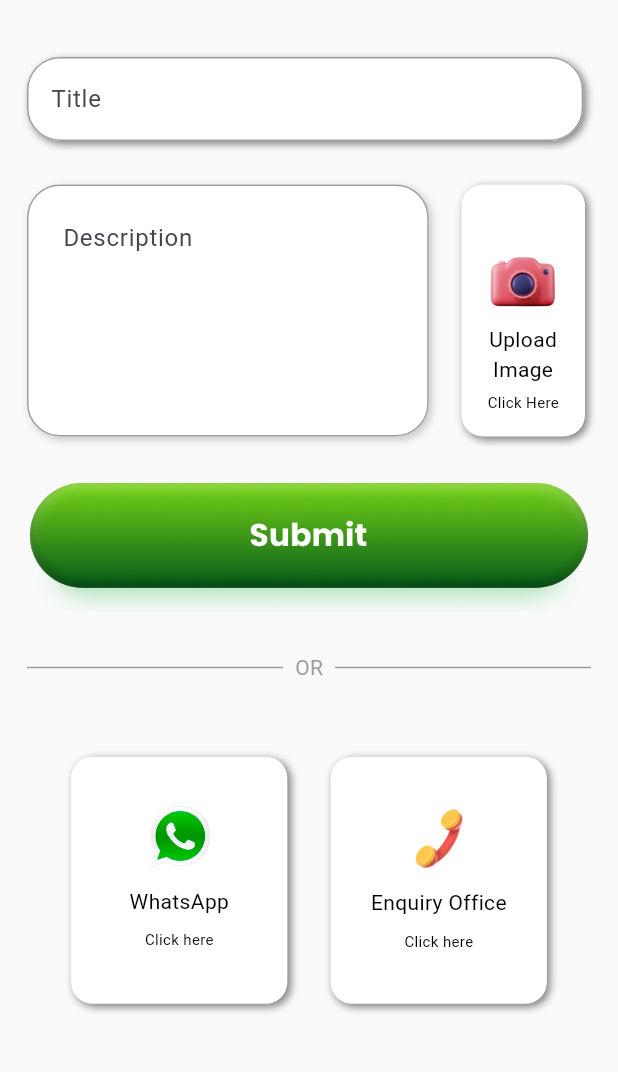
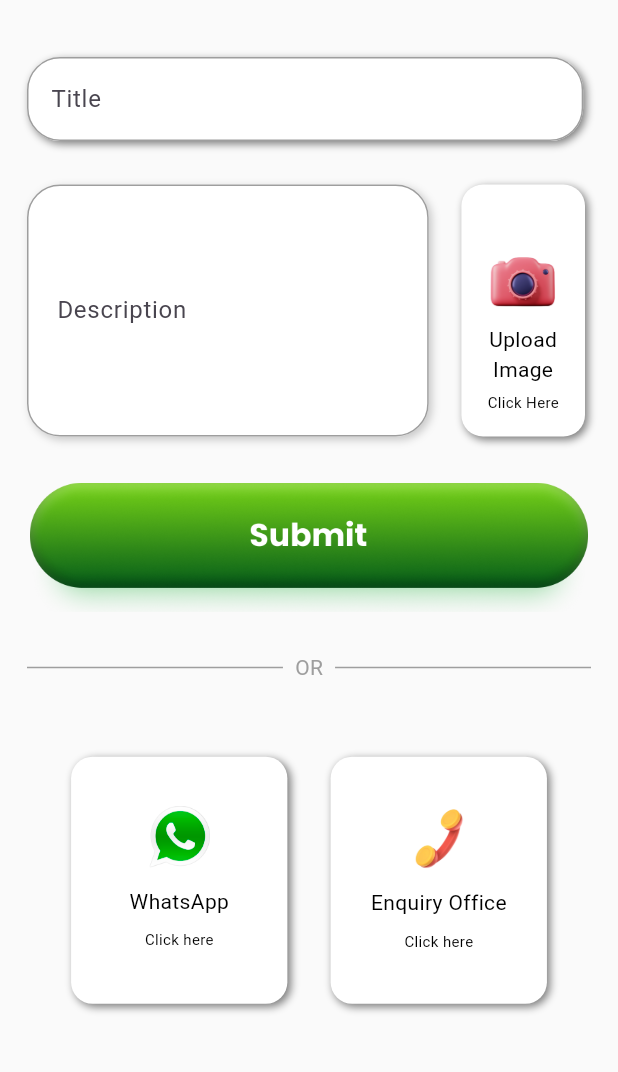
Before and after one commit to AnshGit-hash/Trusir, a Flutter app: the ParentsDoubtScreen screen opened directly, on a phone screen of 412 x 824 dp, the part 90-1162 px from its top. Run offline on Flutter 3.47's test engine with Material 3 defaults, Android fonts, the phone set to English and light mode, and no system bars; our stand-ins replace device_info_plus, dio, flutter_image_compress, flutter_local_notifications, fluttertoast, google_fonts and 5 more; missing offline and left inert: phonepe_payment_sdk; accounts and stored records are empty.

Commit message:
first commit

```diff
--- a/lib/student/parents_doubt.dart
+++ b/lib/student/parents_doubt.dart
@@ -271,6 +271,7 @@
                                   0.65, // Responsive width
                               decoration: BoxDecoration(
                                 borderRadius: BorderRadius.circular(22),
+                                color: Colors.white,
                                 boxShadow: [
                                   BoxShadow(
                                     color: Colors.black.withValues(alpha: 0.2),
@@ -280,35 +281,39 @@
                                 ],
                               ),
                               child: TextField(
+                                textCapitalization: TextCapitalization.words,
                                 controller: descriptionController,
-                                textAlignVertical: TextAlignVertical.top,
+                                maxLines:
+                                    null, // Allows the text to wrap and grow vertically
+                                textAlignVertical: TextAlignVertical
+                                    .top, // Ensures text starts from the top
+                                expands:
+                                    true, // Makes the TextField expand to fit its parent container
                                 decoration: InputDecoration(
-                                  contentPadding: const EdgeInsets.symmetric(
-                                      vertical: 120, horizontal: 20),
-                                  hintText: 'Description',
-                                  fillColor: Colors.white,
-                                  filled: true,
+                                  labelText: 'Description',
+                                  floatingLabelBehavior:
+                                      FloatingLabelBehavior.auto,
                                   border: OutlineInputBorder(
                                     borderRadius: BorderRadius.circular(22),
-                                    borderSide: const BorderSide(
-                                      width: 1,
-                                      color: Colors.grey,
-                                    ),
+                                    borderSide:
+                                        const BorderSide(color: Colors.grey),
+                                  ),
+                                  focusedBorder: OutlineInputBorder(
+                                    borderRadius: BorderRadius.circular(22),
+                                    borderSide:
+                                        const BorderSide(color: Colors.grey),
                                   ),
                                   enabledBorder: OutlineInputBorder(
                                     borderRadius: BorderRadius.circular(22),
-                                    borderSide: const BorderSide(
-                                      width: 1,
-                                      color: Colors.grey,
-                                    ),
+                                    borderSide:
+                                        const BorderSide(color: Colors.grey),
                                   ),
-                                  focusedBorder: OutlineInputBorder(
-                                    borderRadius: BorderRadius.circular(22),
-                                    borderSide: const BorderSide(
-                                      width: 1,
-                                      color: Colors.blue,
-                                    ),
+                                  contentPadding: const EdgeInsets.symmetric(
+                                    horizontal: 16,
+                                    vertical:
+                                        12, // Adjust vertical padding for better alignment
                                   ),
+                                  isDense: true,
                                 ),
                               ),
                             ),
@@ -824,7 +829,7 @@
                                 ),
                                 GestureDetector(
                                   onTap: () {
-                                    openDialer('9797472922');
+                                    openDialer('9801458766');
                                   },
                                   child: Padding(
                                     padding: EdgeInsets.all(
```
Also changed, not shown: lib/common/addtestseries.dart (+22 -25 lines), lib/teacher/add_gk.dart (+20 -20 lines), lib/teacher/add_notice.dart (+20 -27 lines).
